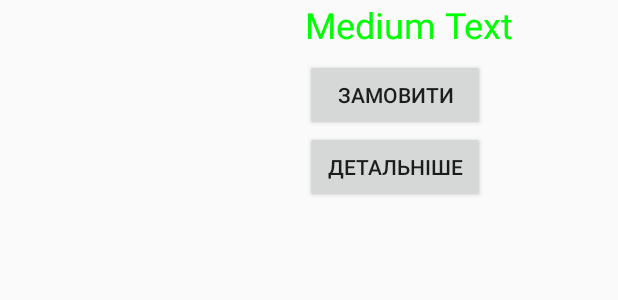
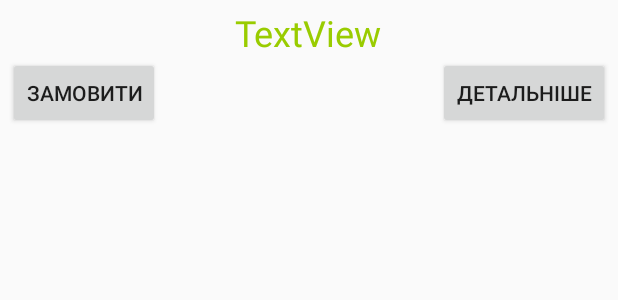
Before and after one commit to andriy98/EasyPizza, an Android app: the layout mylist.xml on its own in the app's theme, with its tools: preview values and no code run, on a phone screen of 412 x 824 dp. Shown: the top 300 px of the screen. Run offline under Robolectric (Android 15) with nearby library versions, the phone set to English and light mode, and no system bars.

```diff
--- a/app/src/main/java/com/example/andrii/myapplication/CustomListAdapter.java
+++ b/app/src/main/java/com/example/andrii/myapplication/CustomListAdapter.java
@@ -1,9 +1,12 @@
 package com.example.andrii.myapplication;
 import android.content.Context;
+import android.support.v4.app.Fragment;
+import android.support.v4.app.FragmentTransaction;
 import android.view.LayoutInflater;
 import android.view.View;
 import android.view.ViewGroup;
 import android.widget.ArrayAdapter;
+import android.widget.Button;
 import android.widget.ImageView;
 import android.widget.TextView;
 import com.squareup.picasso.Picasso;
@@ -11,6 +14,7 @@ import java.util.ArrayList;
 
 public class CustomListAdapter extends ArrayAdapter {
     private Context context;
+    private Details_fragment details_fragment;
     private final ArrayList arrayList;
     private final ArrayList arrayList_photo;
     private final ArrayList arrayonline;
@@ -29,6 +33,15 @@ public class CustomListAdapter extends ArrayAdapter {
     public View getView(int position, View view, ViewGroup parent) {
         LayoutInflater inflater=(LayoutInflater)context.getSystemService(Context.LAYOUT_INFLATER_SERVICE);
         View rowView=inflater.inflate(R.layout.mylist, null,true);
+        details_fragment = new Details_fragment();
+        Button but_details = (Button) rowView.findViewById(R.id.button8);
+        but_details.setOnClickListener(new View.OnClickListener() {
+            @Override
+            public void onClick(View view) {
+                FragmentTransaction fragmentTransaction = ((ListTasks)context).getSupportFragmentManager().beginTransaction();
+                fragmentTransaction.replace(R.id.container, details_fragment).commit();
+            }
+        });
         TextView txtTitle = (TextView) rowView.findViewById(R.id.item);
         ImageView imageView = (ImageView) rowView.findViewById(R.id.imageView);
         Picasso.with(context)
@@ -39,4 +52,5 @@ public class CustomListAdapter extends ArrayAdapter {
 
     }
 
+
 }
--- /dev/null
+++ b/app/src/main/java/com/example/andrii/myapplication/Details_fragment.java
@@ -0,0 +1,23 @@
+package com.example.andrii.myapplication;
+
+import android.os.Bundle;
+import android.support.annotation.Nullable;
+import android.support.v4.app.Fragment;
+import android.view.LayoutInflater;
+import android.view.View;
+import android.view.ViewGroup;
+
+public class Details_fragment extends Fragment {
+    private static final int LAYOUT = R.layout.details;
+    private View view;
+
+    @Nullable
+    @Override
+    public View onCreateView(LayoutInflater inflater, @Nullable ViewGroup container, @Nullable Bundle savedInstanceState) {
+        view = inflater.inflate(LAYOUT, container, false);
+
+
+
+        return view;
+    }
+}
--- /dev/null
+++ b/app/src/main/res/layout/details.xml
@@ -0,0 +1,6 @@
+<?xml version="1.0" encoding="utf-8"?>
+<LinearLayout xmlns:android="http://schemas.android.com/apk/res/android"
+    android:orientation="vertical" android:layout_width="match_parent"
+    android:layout_height="match_parent">
+
+</LinearLayout>
--- a/app/src/main/res/layout/mylist.xml
+++ b/app/src/main/res/layout/mylist.xml
@@ -1,47 +1,55 @@
 <?xml version="1.0" encoding="utf-8"?>
-<RelativeLayout xmlns:android="http://schemas.android.com/apk/res/android"
+<LinearLayout xmlns:android="http://schemas.android.com/apk/res/android"
     xmlns:app="http://schemas.android.com/apk/res-auto"
-    android:orientation="vertical" android:layout_width="match_parent"
+    xmlns:tools="http://schemas.android.com/tools"
+    android:layout_width="match_parent"
     android:layout_height="match_parent"
-    >
+    android:layout_margin="5dp"
+    android:orientation="vertical"
+    android:visibility="visible">
+
+    <RelativeLayout
+        android:layout_width="match_parent"
+        android:layout_height="wrap_content">
 
         <TextView
             android:id="@+id/item"
-        android:layout_width="match_parent"
+            android:layout_width="wrap_content"
             android:layout_height="wrap_content"
-        android:layout_alignParentTop="true"
-        android:layout_alignStart="@+id/button7"
-        android:layout_weight="1"
-        android:text="Medium Text"
-        android:textColor="#00FF00"
+            android:layout_centerHorizontal="true"
+            android:text="TextView"
+            android:textColor="@android:color/holo_green_light"
             android:textSize="24sp" />
+
+    </RelativeLayout>
 
     <ImageView
         android:id="@+id/imageView"
-        android:layout_width="150dp"
-        android:layout_height="135dp"
-        android:layout_alignParentStart="true"
-        android:layout_alignParentTop="true"
+        android:layout_width="match_parent"
+        android:layout_height="wrap_content"
+        android:scaleType="fitXY" />
 
-        android:layout_weight="1"
-        android:scaleType="fitXY" />
+    <RelativeLayout
+        android:layout_width="match_parent"
+        android:layout_height="wrap_content">
+
+        android:layout_width="match_parent"
+        android:layout_height="match_parent"
+        android:weightSum="1">
 
         <Button
             android:id="@+id/button7"
-        android:layout_width="120dp"
+            android:layout_width="wrap_content"
             android:layout_height="wrap_content"
-        android:text="Замовити"
-        android:layout_above="@+id/button8"
-        android:layout_alignStart="@+id/button8" />
+            android:text="Замовити"></Button>
 
         <Button
             android:id="@+id/button8"
-        android:layout_width="120dp"
+            android:layout_width="wrap_content"
             android:layout_height="wrap_content"
-        android:text="Детальніше"
-        android:layout_marginStart="53dp"
-        android:layout_alignBottom="@+id/imageView"
-        android:layout_toEndOf="@+id/imageView" />
-
+            android:layout_alignParentEnd="true"
+            android:layout_alignParentTop="true"
+            android:text="Детальніше" />
 
     </RelativeLayout>
+</LinearLayout>
```
Also changed, not shown: app/src/main/java/com/example/andrii/myapplication/ListTasks.java (+2 -14 lines), 1 other file. Lines whose indentation alone changed are shown as unchanged.
